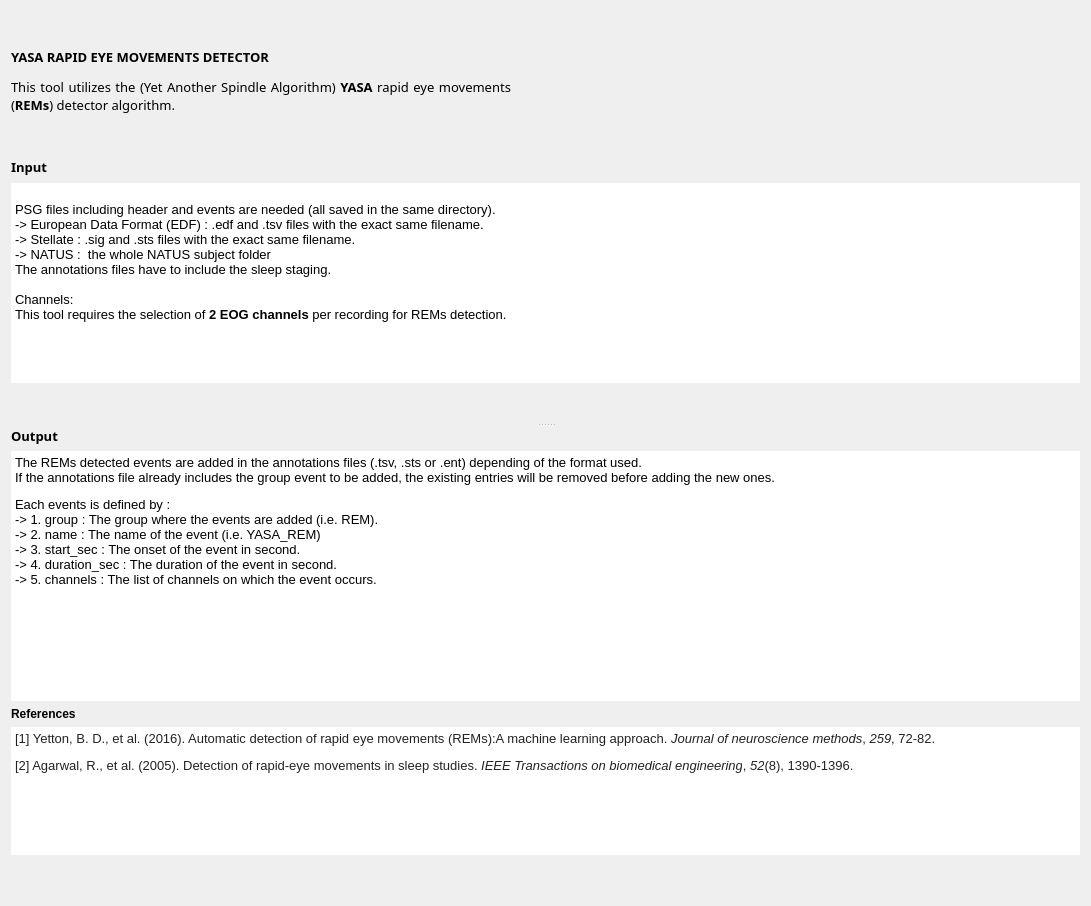
First picture: the form in tools/RapidEyeMovementTools/REMsDetectorYASA/IntroStepYASA/Ui_IntroStepYASA.ui, repository mhazad99/Rapid-Eye-Movement, before the edit.
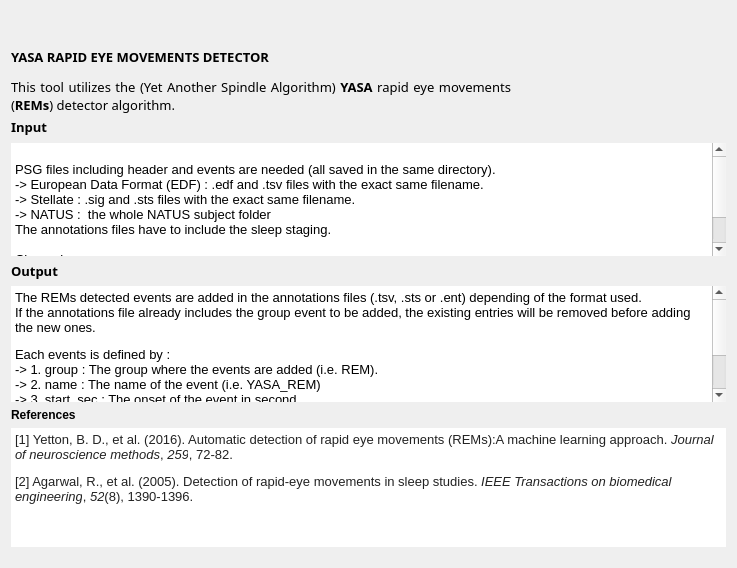
Second picture: the form after the edit.

The edit to the form file:
```diff
--- a/tools/RapidEyeMovementTools/REMsDetectorYASA/IntroStepYASA/Ui_IntroStepYASA.ui
+++ b/tools/RapidEyeMovementTools/REMsDetectorYASA/IntroStepYASA/Ui_IntroStepYASA.ui
@@ -6,8 +6,8 @@
    <rect>
     <x>0</x>
     <y>0</y>
-    <width>1091</width>
-    <height>906</height>
+    <width>736</width>
+    <height>568</height>
    </rect>
   </property>
   <property name="windowTitle">
@@ -16,13 +16,6 @@
   <property name="styleSheet">
    <string notr="true">font: 10pt &quot;Roboto-Regular&quot;; QLabel {background-color: rgb(255, 255, 255);}</string>
   </property>
-  <layout class="QHBoxLayout" name="horizontalLayout">
-   <item>
-    <widget class="QSplitter" name="splitter_2">
-     <property name="orientation">
-      <enum>Qt::Horizontal</enum>
-     </property>
-     <widget class="QWidget" name="layoutWidget">
       <layout class="QVBoxLayout" name="verticalLayout_4">
        <item>
         <widget class="QLabel" name="label_2">
@@ -65,28 +58,10 @@
         </widget>
        </item>
        <item>
-        <spacer name="verticalSpacer_3">
-         <property name="orientation">
-          <enum>Qt::Vertical</enum>
-         </property>
-         <property name="sizeType">
-          <enum>QSizePolicy::Fixed</enum>
-         </property>
-         <property name="sizeHint" stdset="0">
-          <size>
-           <width>20</width>
-           <height>40</height>
-          </size>
-         </property>
-        </spacer>
-       </item>
-       <item>
-        <widget class="QSplitter" name="splitter">
-         <property name="orientation">
-          <enum>Qt::Vertical</enum>
-         </property>
-         <widget class="QWidget" name="layoutWidget">
           <layout class="QVBoxLayout" name="verticalLayout_3">
+     <property name="sizeConstraint">
+      <enum>QLayout::SetDefaultConstraint</enum>
+     </property>
            <item>
             <widget class="QLabel" name="label">
              <property name="minimumSize">
@@ -129,13 +104,13 @@
              <property name="minimumSize">
               <size>
                <width>0</width>
-               <height>200</height>
+         <height>0</height>
               </size>
              </property>
              <property name="maximumSize">
               <size>
                <width>16777215</width>
-               <height>200</height>
+         <height>16777215</height>
               </size>
              </property>
              <property name="layoutDirection">
@@ -177,26 +152,13 @@
              </property>
             </widget>
            </item>
-           <item>
-            <spacer name="verticalSpacer">
-             <property name="orientation">
-              <enum>Qt::Vertical</enum>
-             </property>
-             <property name="sizeType">
-              <enum>QSizePolicy::Fixed</enum>
-             </property>
-             <property name="sizeHint" stdset="0">
-              <size>
-               <width>20</width>
-               <height>40</height>
-              </size>
-             </property>
-            </spacer>
-           </item>
-          </layout>
-         </widget>
-         <widget class="QWidget" name="layoutWidget">
+    </layout>
+   </item>
+   <item>
           <layout class="QVBoxLayout" name="verticalLayout_2">
+     <property name="sizeConstraint">
+      <enum>QLayout::SetFixedSize</enum>
+     </property>
            <item>
             <widget class="QLabel" name="label_4">
              <property name="maximumSize">
@@ -239,7 +201,7 @@
              <property name="minimumSize">
               <size>
                <width>0</width>
-               <height>250</height>
+         <height>0</height>
               </size>
              </property>
              <property name="maximumSize">
@@ -274,11 +236,20 @@
             </widget>
            </item>
           </layout>
-         </widget>
-        </widget>
-       </item>
+   </item>
+   <item>
+    <layout class="QVBoxLayout" name="verticalLayout">
+     <property name="sizeConstraint">
+      <enum>QLayout::SetDefaultConstraint</enum>
+     </property>
        <item>
         <widget class="QLabel" name="label_3">
+       <property name="maximumSize">
+        <size>
+         <width>16777215</width>
+         <height>20</height>
+        </size>
+       </property>
          <property name="text">
           <string>&lt;html&gt;&lt;head/&gt;&lt;body&gt;&lt;p&gt;&lt;span style=&quot; font-weight:600;&quot;&gt;References&lt;/span&gt;&lt;/p&gt;&lt;/body&gt;&lt;/html&gt;</string>
          </property>
@@ -286,12 +257,24 @@
        </item>
        <item>
         <widget class="QTextEdit" name="textEdit_3">
+       <property name="maximumSize">
+        <size>
+         <width>16777215</width>
+         <height>16777215</height>
+        </size>
+       </property>
          <property name="frameShape">
           <enum>QFrame::NoFrame</enum>
          </property>
          <property name="lineWidth">
           <number>0</number>
          </property>
+       <property name="sizeAdjustPolicy">
+        <enum>QAbstractScrollArea::AdjustToContents</enum>
+       </property>
+       <property name="readOnly">
+        <bool>true</bool>
+       </property>
          <property name="html">
           <string>&lt;!DOCTYPE HTML PUBLIC &quot;-//W3C//DTD HTML 4.0//EN&quot; &quot;http://www.w3.org/TR/REC-html40/strict.dtd&quot;&gt;
 &lt;html&gt;&lt;head&gt;&lt;meta name=&quot;qrichtext&quot; content=&quot;1&quot; /&gt;&lt;style type=&quot;text/css&quot;&gt;
@@ -302,25 +285,23 @@
          </property>
         </widget>
        </item>
+    </layout>
+   </item>
        <item>
         <spacer name="verticalSpacer_2">
          <property name="orientation">
           <enum>Qt::Vertical</enum>
          </property>
          <property name="sizeType">
-          <enum>QSizePolicy::Fixed</enum>
+      <enum>QSizePolicy::Minimum</enum>
          </property>
          <property name="sizeHint" stdset="0">
           <size>
-           <width>20</width>
-           <height>40</height>
+       <width>715</width>
+       <height>10</height>
           </size>
          </property>
         </spacer>
-       </item>
-      </layout>
-     </widget>
-    </widget>
    </item>
   </layout>
  </widget>
```
Lines whose indentation alone changed are shown as unchanged.
